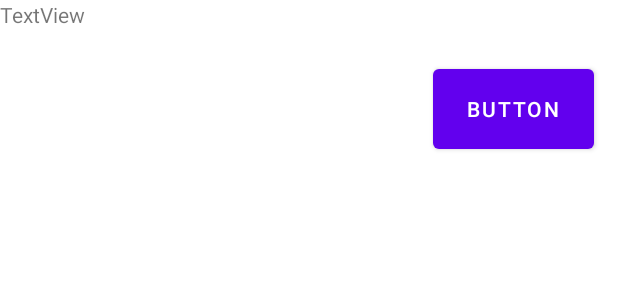
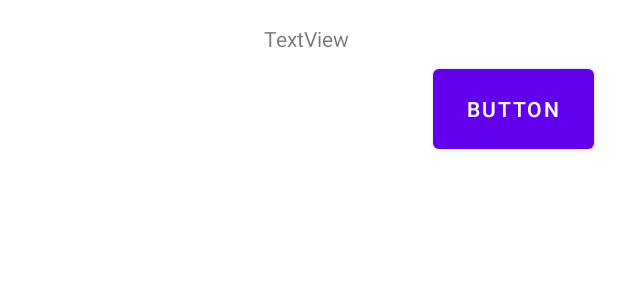
Before and after one commit to AndersonUniversity/rodney-clicker, an Android app: the layout activity_display_message.xml on its own in the app's theme, with its tools: preview values and no code run, on a phone screen of 412 x 824 dp. Shown: the top 300 px of the screen. Run offline under Robolectric (Android 15) with nearby library versions, the phone set to English and light mode, and no system bars.

Commit message:
added constraint

```diff
--- a/app/src/main/res/layout/activity_display_message.xml
+++ b/app/src/main/res/layout/activity_display_message.xml
@@ -20,8 +20,10 @@
         android:id="@+id/textView"
         android:layout_width="wrap_content"
         android:layout_height="wrap_content"
+        android:layout_marginStart="176dp"
+        android:layout_marginTop="16dp"
         android:text="TextView"
-        tools:layout_editor_absoluteX="148dp"
-        tools:layout_editor_absoluteY="129dp" />
+        app:layout_constraintStart_toStartOf="parent"
+        app:layout_constraintTop_toTopOf="parent" />
 
 </androidx.constraintlayout.widget.ConstraintLayout>
```
